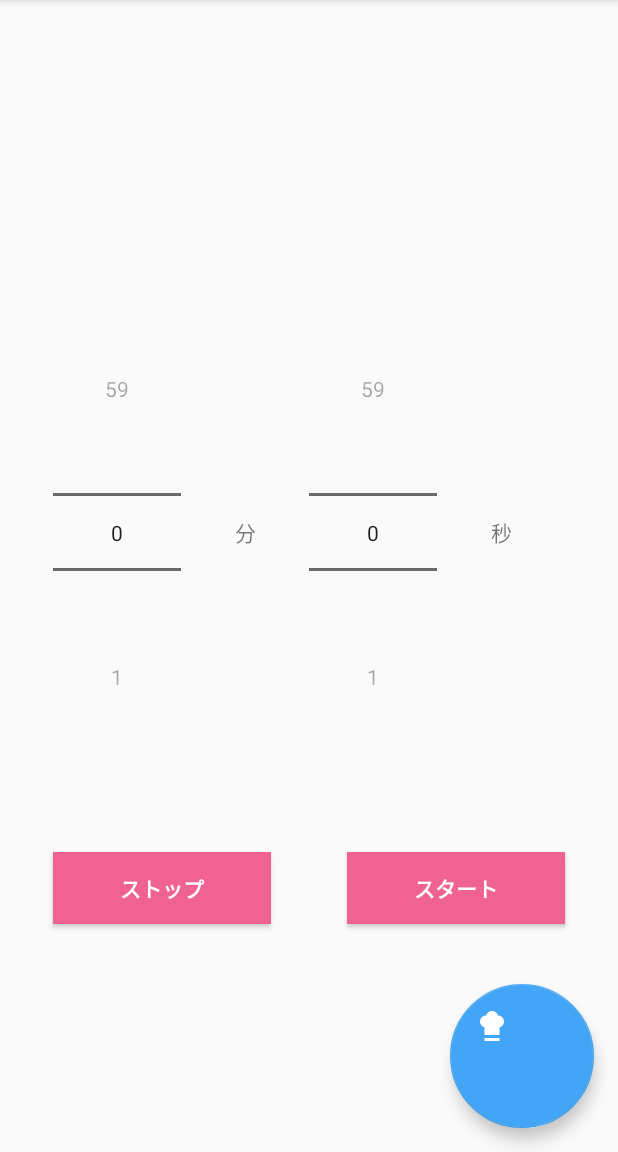
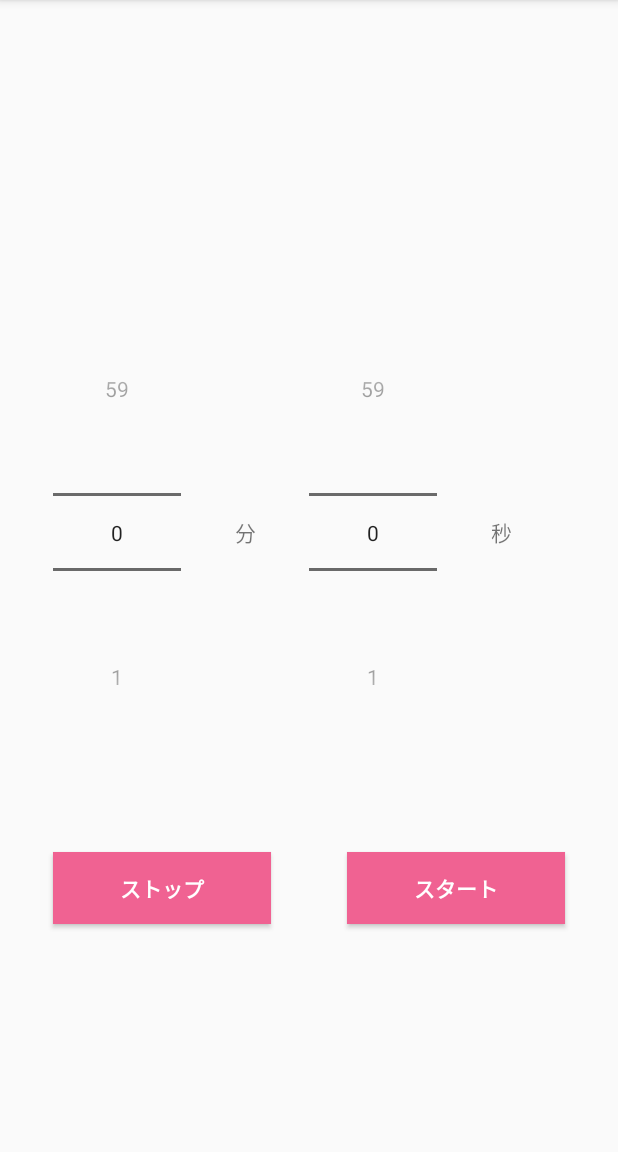
Before and after one commit to ayumi0611/KitchenTimer, an Android app: the screen it shows after launch (MainActivity), on a phone screen of 412 x 824 dp, the part 84-1236 px from its top. Run offline under Robolectric (Android 15) with nearby library versions, the phone set to English and light mode, and no system bars.

Commit message:
FloatingActionButtonを一時非表示

```diff
--- a/app/src/main/java/com/ayumitani/kitchentimer/HomeFragment.java
+++ b/app/src/main/java/com/ayumitani/kitchentimer/HomeFragment.java
@@ -56,7 +56,8 @@ public class HomeFragment extends Fragment {
         // viewをidから取得する
         FloatingActionButton transitionRecipeListButton = view.findViewById(R.id.transition_recipe_list);
         // viewにOnClickListenerをセットする
-        transitionRecipeListButton.setOnClickListener(new OnClickTransitionRecipeListListener());
+        // transitionRecipeListButton.setOnClickListener(new OnClickTransitionRecipeListListener());
+        transitionRecipeListButton.setVisibility(View.INVISIBLE);
 
         Button startButton = view.findViewById(R.id.button_start);
         startButton.setOnClickListener(new OnClickStartButton());
```
